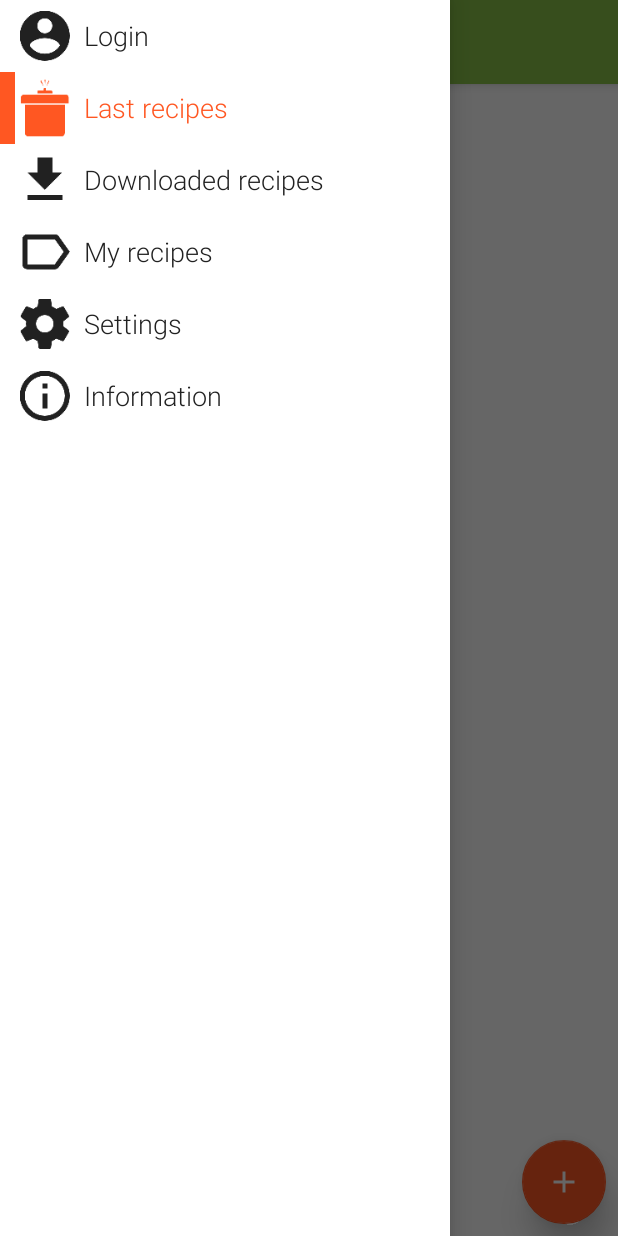
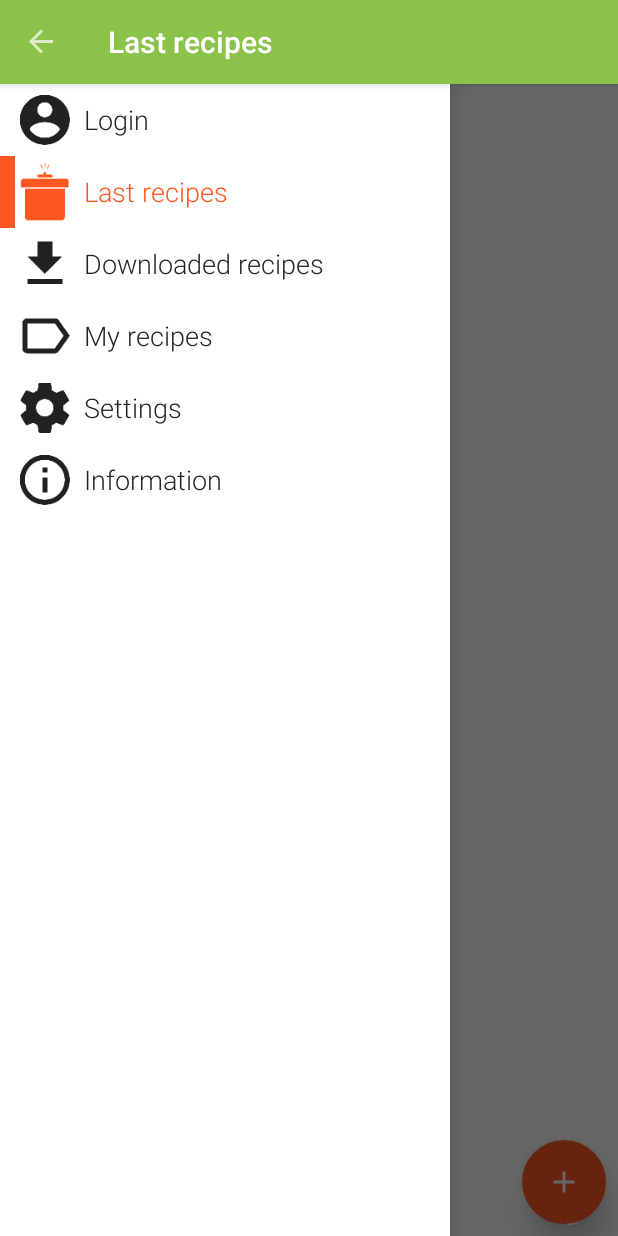
Before and after one commit to nessa/serenity-app, an Android app: the MainActivity screen opened directly, with no data from a screen before it, with the side drawer open, on a phone screen of 412 x 824 dp. Run offline under Robolectric (Android 15) with nearby library versions, the phone set to English and light mode, and no system bars.

Commit message:
Moved drawers in main view

```diff
--- a/AmuseApp/app/src/main/res/layout/activity_main.xml
+++ b/AmuseApp/app/src/main/res/layout/activity_main.xml
@@ -1,11 +1,6 @@
 <?xml version="1.0" encoding="utf-8"?>
-<android.support.v4.widget.DrawerLayout
+<LinearLayout
     xmlns:android="http://schemas.android.com/apk/res/android"
-    android:id="@+id/drawer_layout"
-    android:layout_width="match_parent"
-    android:layout_height="match_parent">
-
-    <LinearLayout
     android:orientation="vertical"
     android:layout_height="match_parent"
     android:layout_width="match_parent">
@@ -25,6 +20,11 @@
 
     </android.support.design.widget.AppBarLayout>
 
+    <android.support.v4.widget.DrawerLayout
+        android:id="@+id/drawer_layout"
+        android:layout_width="match_parent"
+        android:layout_height="match_parent">
+
         <FrameLayout
             android:id="@+id/container"
             android:layout_width="match_parent"
@@ -32,10 +32,10 @@
             android:background="@color/background"
             android:clickable="true"/>
 
-    </LinearLayout>
-
         <include layout="@layout/drawer_left_menu"/>
 
         <include layout="@layout/drawer_right_search"/>
 
     </android.support.v4.widget.DrawerLayout>
+
+</LinearLayout>
```
Lines whose indentation alone changed are shown as unchanged.
